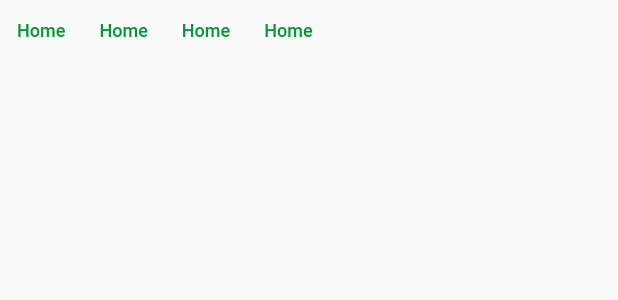
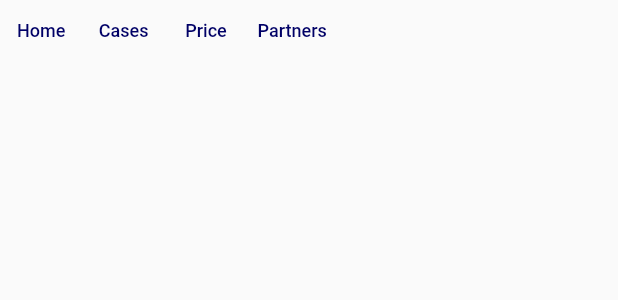
Before and after one commit to Frezyx/flutter-firebase-site, a Flutter app: the AppBarMenu widget shown alone on an empty page, opened directly, on a phone screen of 412 x 824 dp. Shown: the top 300 px of the screen. Run offline on Flutter 3.47's test engine with Material 2 defaults, Android fonts, the light colour scheme and no system bars; our stand-ins replace auto_route, responsive_framework, talker; statements that could not run were skipped.

Commit message:
Update default appbar menu text colors

```diff
--- a/lib/ui/theme/theme.dart
+++ b/lib/ui/theme/theme.dart
@@ -1 +1,2 @@
+export 'theme_defaults.dart';
 export 'themes_library.dart';
--- /dev/null
+++ b/lib/ui/theme/theme_defaults.dart
@@ -0,0 +1,7 @@
+import 'package:flutter/material.dart';
+
+abstract class ThemeDefaults {
+  ThemeDefaults._();
+
+  static Color get baseText => const Color(0xFF000066);
+}
--- a/lib/ui/widgets/appbar/appbar.dart
+++ b/lib/ui/widgets/appbar/appbar.dart
@@ -17,7 +17,7 @@ class BaseAppBar extends StatelessWidget implements PreferredSizeWidget {
             children: [
               const AppBarLogo(),
               const Spacer(flex: 6),
-              ResponsiveBuilder(
+              const ResponsiveBuilder(
                 largeScreen: const AppBarMenu(),
                 mediumScreen: AppBarMobileMenu(),
               ),
--- a/lib/ui/widgets/appbar/widgets/appbar_menu.dart
+++ b/lib/ui/widgets/appbar/widgets/appbar_menu.dart
@@ -8,6 +8,7 @@ class AppBarMenu extends StatelessWidget {
 
   @override
   Widget build(BuildContext context) {
+    final theme = Theme.of(context);
     return Row(
       children: [
         Row(
@@ -15,18 +16,26 @@ class AppBarMenu extends StatelessWidget {
             BaseTextButton(
               title: 'Home',
               onPressed: () {},
+              textColor: ThemeDefaults.baseText,
+              hoverColor: theme.primaryColor,
             ),
             BaseTextButton(
-              title: 'Home',
+              title: 'Cases',
               onPressed: () {},
+              textColor: ThemeDefaults.baseText,
+              hoverColor: theme.primaryColor,
             ),
             BaseTextButton(
-              title: 'Home',
+              title: 'Price',
               onPressed: () {},
+              textColor: ThemeDefaults.baseText,
+              hoverColor: theme.primaryColor,
             ),
             BaseTextButton(
-              title: 'Home',
+              title: 'Partners',
               onPressed: () {},
+              textColor: ThemeDefaults.baseText,
+              hoverColor: theme.primaryColor,
             ),
           ],
         ),
--- a/lib/ui/widgets/navigation/menu/menu.dart
+++ b/lib/ui/widgets/navigation/menu/menu.dart
@@ -38,9 +38,9 @@ class _MenuState extends State<Menu> {
                   mainAxisAlignment: MainAxisAlignment.center,
                   children: [
                     BaseTextButton(title: 'Home', onPressed: () {}),
-                    BaseTextButton(title: 'Home', onPressed: () {}),
-                    BaseTextButton(title: 'Home', onPressed: () {}),
-                    BaseTextButton(title: 'Home', onPressed: () {}),
+                    BaseTextButton(title: 'Cases', onPressed: () {}),
+                    BaseTextButton(title: 'Price', onPressed: () {}),
+                    BaseTextButton(title: 'Partners', onPressed: () {}),
                   ],
                 ),
               ),
```
